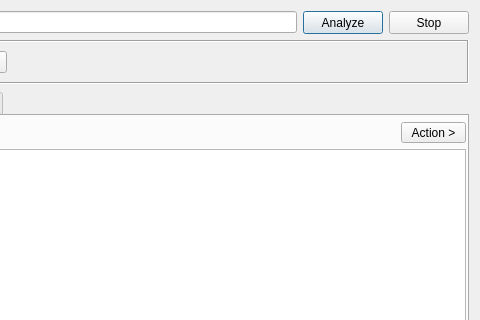
Before: the Qt Designer form gui/src/tools/CidrTool.ui in 3nock/OTE, drawn with Qt 5; both pictures show x 161 to 641 and y 0 to 320 of the 641 by 505 pixel window.
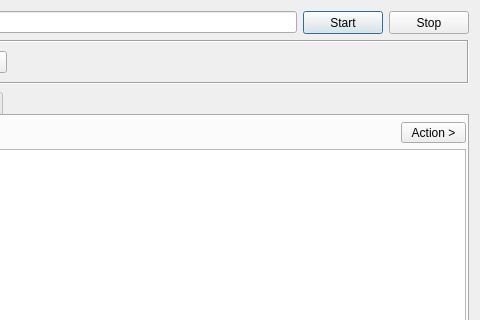
After: the same form once the commit is applied.

```diff
--- a/gui/src/tools/CidrTool.ui
+++ b/gui/src/tools/CidrTool.ui
@@ -43,7 +43,7 @@
         </size>
        </property>
        <property name="text">
-        <string>Analyze</string>
+        <string>Start</string>
        </property>
       </widget>
      </item>
```
Left out of the diff: 4 changed lines with no effect on the pictures.
